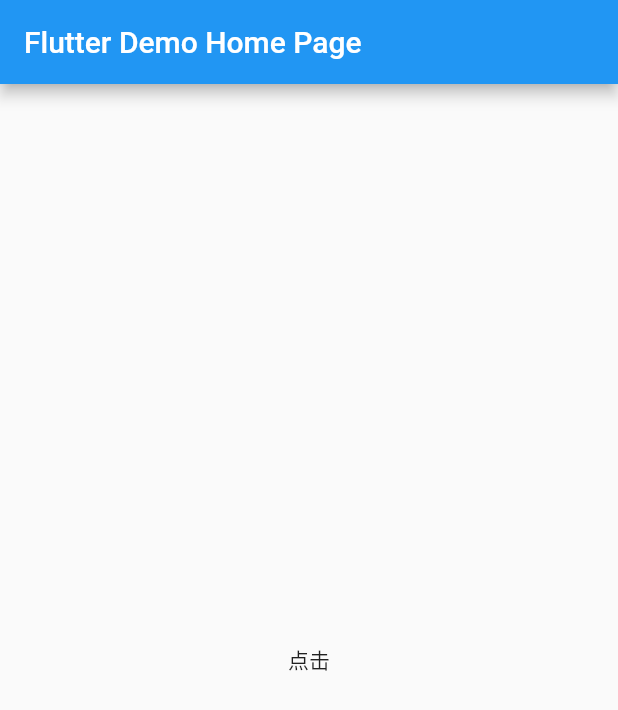
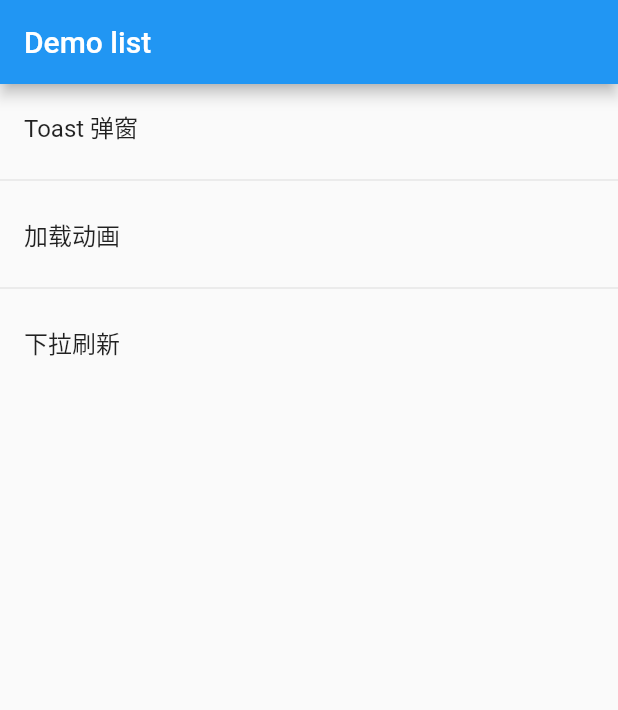
Before and after one commit to haovbvb/test_flutter_package, a Flutter app: the screen it shows after launch, on a phone screen of 412 x 824 dp. Shown: the top 710 px of the screen. Run offline on Flutter 3.47's test engine with Material 2 defaults, Android fonts, the phone set to English and light mode, and no system bars; our stand-ins replace fluttertoast.

Commit message:
add demo list

```diff
--- /dev/null
+++ b/example/lib/DemoList.dart
@@ -0,0 +1,48 @@
+import 'package:flutter/material.dart';
+import 'package:flutter_xebaseui/flutter_xebaseui.dart';
+
+class DemoList extends StatelessWidget {
+  @override
+  Widget build(BuildContext context) {
+
+    final title = "Demo list";
+    final listData = ["Toast 弹窗", "加载动画", "下拉刷新"];
+
+    return Scaffold(
+      appBar: AppBar(
+        title: Text(title),
+      ),
+      body: ListView.separated(
+        itemCount: listData.length,
+        itemBuilder: (context, index){
+          return ListTile(
+            title: Text(listData[index]),
+            onTap: () => _click(index),
+          );
+        },
+        separatorBuilder: (BuildContext context, int index) => new Divider(),
+      ),
+    );
+  }
+
+  void _click(int index) {
+    debugPrint('$index');
+
+    switch (index) {
+      case 0:
+        _testToast();
+        break;
+      case 1:
+        debugPrint("加载");
+        break;
+      case 2:
+        debugPrint("上啦");
+        break;
+    }
+  }
+
+  void _testToast() {
+    XMToast.showToast("弹窗 toast");
+  }
+
+}
--- a/example/lib/main.dart
+++ b/example/lib/main.dart
@@ -1,5 +1,6 @@
 import 'package:flutter/material.dart';
 import 'package:flutter_xebaseui/flutter_xebaseui.dart';
+import 'DemoList.dart';
 
 void main() => runApp(MyApp());
 
@@ -12,7 +13,7 @@ class MyApp extends StatelessWidget {
       theme: ThemeData(
         primarySwatch: Colors.blue,
       ),
-      home: MyHomePage(title: 'Flutter Demo Home Page'),
+      home: DemoList(),
     );
   }
 }
@@ -31,9 +32,7 @@ class _MyHomePageState extends State<MyHomePage> {
 
   void incrementCounter() {
 
-    XMToast.showToast('弄好好哦啊');
-
-    debugPrint('sadfa');
+    XMToast.showToast('HHIHII');
 
   }
 
--- a/lib/XMToast.dart
+++ b/lib/XMToast.dart
@@ -11,7 +11,7 @@ class XMToast {
         gravity: ToastGravity.CENTER,
         timeInSecForIos: 1,
         backgroundColor: Colors.black,
-        textColor: Colors.black,
+        textColor: Colors.white,
         fontSize: 14.0
     );
   }
```
Also changed, not shown: example/pubspec.lock, pubspec.lock, 2 other files.
